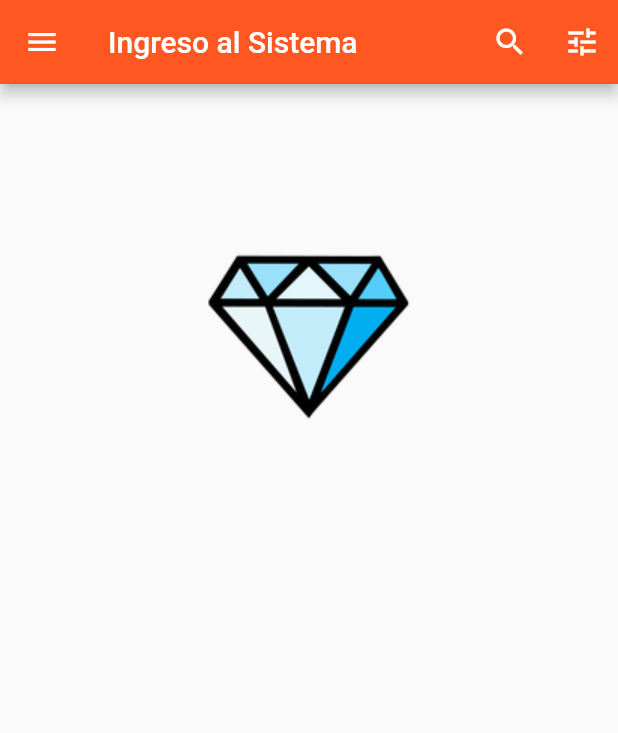
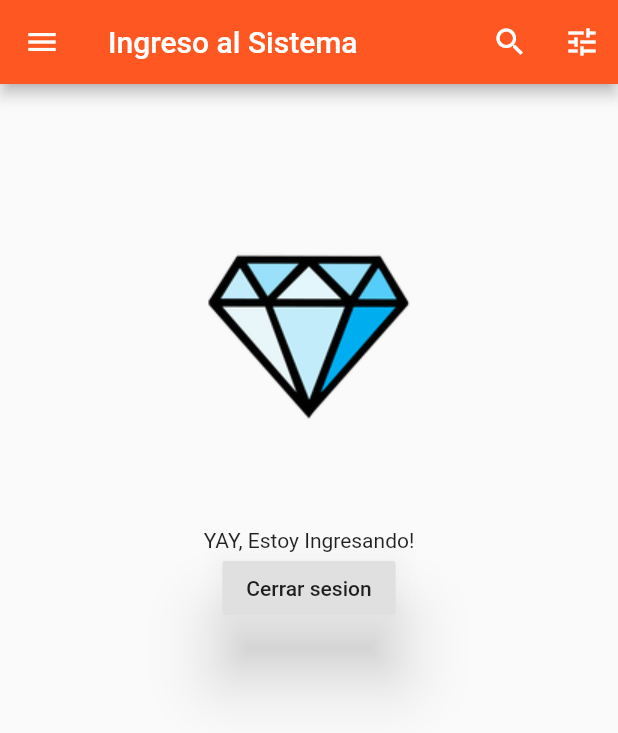
Before and after one commit to nava33/loginSencillo, a Flutter app: the screen it shows after launch, after a tap on "NEXT2", on a phone screen of 412 x 824 dp. Shown: the top 733 px of the screen. Run offline on Flutter 3.47's test engine with Material 2 defaults, Android fonts, the phone set to English and light mode, and no system bars.

```diff
--- a/lib/main.dart
+++ b/lib/main.dart
@@ -130,8 +130,23 @@ class _IngresoSistemaState extends State<IngresoSistema> {
                 ], // fin de widget []
               ) //fin clumna
             // if verdadero
-
-            // if falso
+            else
+              Center(
+                child: Column(
+                  children: <Widget>[
+                    Text('YAY, Estoy Ingresando!'),
+                    RaisedButton(
+                      elevation: 20.0,
+                      child: Text('Cerrar sesion'),
+                      onPressed: () {
+                        setState(() {
+                          isLogin = false;
+                        });
+                      },
+                    ) // fin boton sobresaliente
+                  ], //fin de niños widget []
+                ),
+              ) // if falso
           ], // fin de widgets
         ), //fin de lisView
       ), // Area segura
```
Also changed, not shown: 1 other file.
